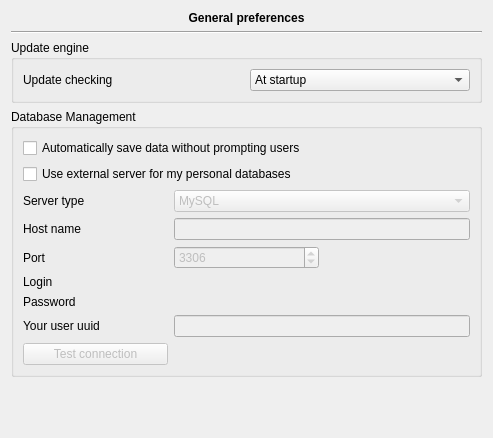
This is plugins/coreplugin/dialogs/applicationgeneralpreferences.ui in FreeHealth/freehealth as Qt 5 draws it before an edit. The edited form follows.
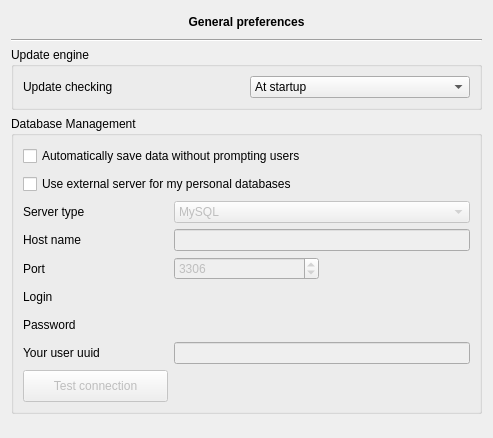
This is the edited form. Custom widgets are drawn as their Qt base class.

What changed in the file:
```diff
--- a/plugins/coreplugin/dialogs/applicationgeneralpreferences.ui
+++ b/plugins/coreplugin/dialogs/applicationgeneralpreferences.ui
@@ -22,6 +22,12 @@
        <verstretch>0</verstretch>
       </sizepolicy>
      </property>
+     <property name="minimumSize">
+      <size>
+       <width>0</width>
+       <height>22</height>
+      </size>
+     </property>
      <property name="font">
       <font>
        <weight>75</weight>
@@ -38,6 +44,12 @@
    </item>
    <item row="1" column="0">
     <widget class="Line" name="line">
+     <property name="minimumSize">
+      <size>
+       <width>0</width>
+       <height>2</height>
+      </size>
+     </property>
      <property name="orientation">
       <enum>Qt::Horizontal</enum>
      </property>
@@ -51,6 +63,12 @@
      <layout class="QGridLayout" name="gridLayout_3">
       <item row="0" column="0">
        <widget class="QLabel" name="label">
+        <property name="minimumSize">
+         <size>
+          <width>0</width>
+          <height>22</height>
+         </size>
+        </property>
         <property name="text">
          <string>Update checking</string>
         </property>
@@ -102,6 +120,12 @@
      <layout class="QGridLayout" name="gridLayout">
       <item row="4" column="0">
        <widget class="QLabel" name="label_3">
+        <property name="minimumSize">
+         <size>
+          <width>0</width>
+          <height>22</height>
+         </size>
+        </property>
         <property name="text">
          <string>Host name</string>
         </property>
@@ -116,6 +140,12 @@
       </item>
       <item row="7" column="0">
        <widget class="QLabel" name="label_4">
+        <property name="minimumSize">
+         <size>
+          <width>0</width>
+          <height>22</height>
+         </size>
+        </property>
         <property name="text">
          <string>Login</string>
         </property>
@@ -130,6 +160,12 @@
       </item>
       <item row="8" column="0">
        <widget class="QLabel" name="label_5">
+        <property name="minimumSize">
+         <size>
+          <width>0</width>
+          <height>22</height>
+         </size>
+        </property>
         <property name="text">
          <string>Password</string>
         </property>
@@ -154,6 +190,12 @@
         <property name="enabled">
          <bool>false</bool>
         </property>
+        <property name="minimumSize">
+         <size>
+          <width>0</width>
+          <height>32</height>
+         </size>
+        </property>
         <property name="text">
          <string>Test connection</string>
         </property>
@@ -168,6 +210,12 @@
       </item>
       <item row="10" column="0">
        <widget class="QLabel" name="label_6">
+        <property name="minimumSize">
+         <size>
+          <width>0</width>
+          <height>22</height>
+         </size>
+        </property>
         <property name="text">
          <string>Your user uuid</string>
         </property>
@@ -175,6 +223,12 @@
       </item>
       <item row="5" column="0">
        <widget class="QLabel" name="label_7">
+        <property name="minimumSize">
+         <size>
+          <width>0</width>
+          <height>22</height>
+         </size>
+        </property>
         <property name="text">
          <string>Port</string>
         </property>
@@ -207,6 +261,12 @@
       </item>
       <item row="3" column="0">
        <widget class="QLabel" name="label_8">
+        <property name="minimumSize">
+         <size>
+          <width>0</width>
+          <height>22</height>
+         </size>
+        </property>
         <property name="text">
          <string>Server type</string>
         </property>
@@ -214,6 +274,12 @@
       </item>
       <item row="1" column="0" colspan="2">
        <widget class="QCheckBox" name="autoSave">
+        <property name="minimumSize">
+         <size>
+          <width>0</width>
+          <height>22</height>
+         </size>
+        </property>
         <property name="text">
          <string>Automatically save data without prompting users</string>
         </property>
@@ -221,6 +287,12 @@
       </item>
       <item row="2" column="0" colspan="2">
        <widget class="QCheckBox" name="useExternalDB">
+        <property name="minimumSize">
+         <size>
+          <width>0</width>
+          <height>22</height>
+         </size>
+        </property>
         <property name="text">
          <string>Use external server for my personal databases</string>
         </property>
```
